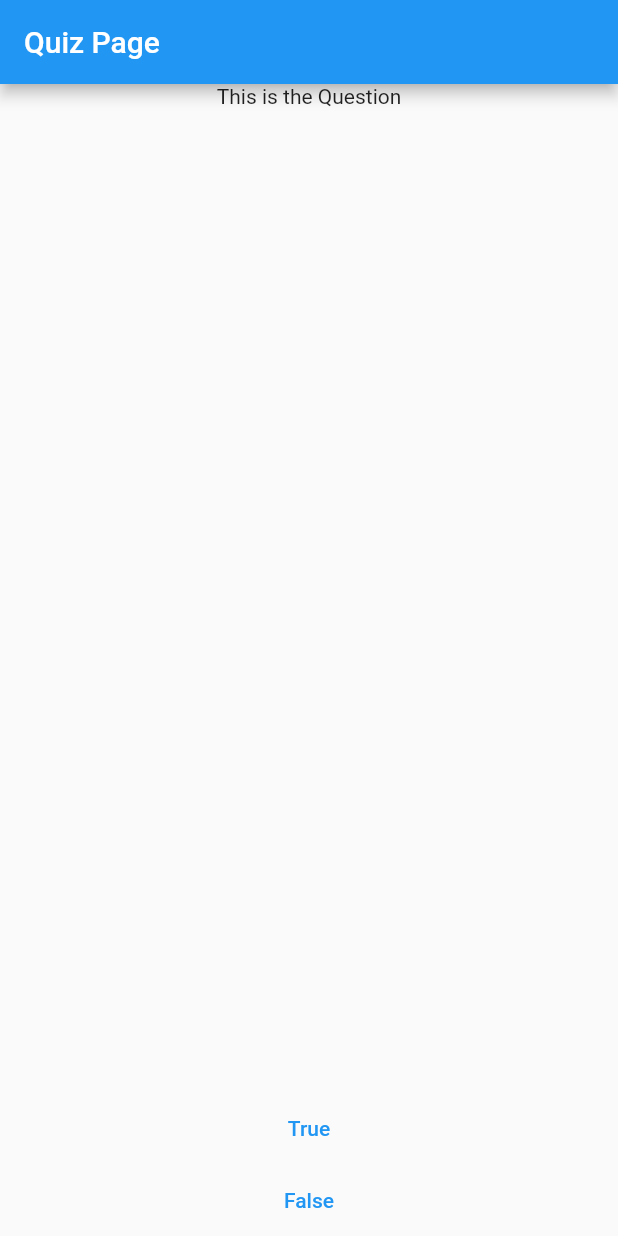
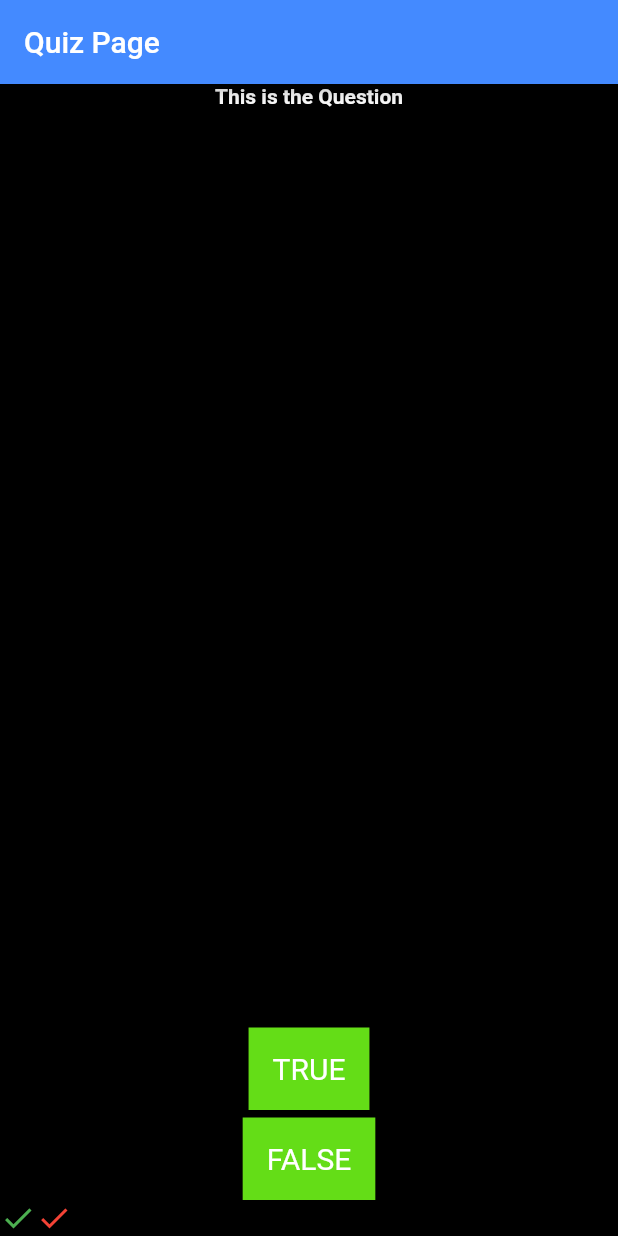
Before and after one commit to Nyandago/quiz_app, a Flutter app: the screen it shows after launch, on a phone screen of 412 x 824 dp. Run offline on Flutter 3.47's test engine with Material 2 defaults, Android fonts, the phone set to English and light mode, and no system bars.

Commit message:
update main.dart

```diff
--- a/lib/main.dart
+++ b/lib/main.dart
@@ -32,20 +32,88 @@ class _MyHomePageState extends State<MyHomePage> {
   @override
   Widget build(BuildContext context) {
     return Scaffold(
-      appBar: AppBar(
-        title: Text(widget.title),
-      ),
+      backgroundColor: Colors.black,
+      appBar:
+          AppBar(title: Text(widget.title), backgroundColor: Colors.blueAccent),
       body: Center(
         child: Column(
           mainAxisAlignment: MainAxisAlignment.center,
           children: <Widget>[
-            const Expanded(child: Text('This is the Question')),
-            Column(
-              children: [
-                TextButton(onPressed: () {}, child: const Text('True')),
-                TextButton(onPressed: () {}, child: const Text('False')),
+            const Expanded(
+                child: Text(
+              'This is the Question',
+              style: TextStyle(
+                color: Colors.white,
+                fontWeight: FontWeight.bold,
+              ),
+            )),
+            Column(children: [
+              Stack(
+                children: <Widget>[
+                  Positioned.fill(
+                    child: Container(
+                      decoration: const BoxDecoration(
+                        gradient: LinearGradient(
+                          colors: <Color>[
+                            Color(0xFF64DD17),
+                            Color(0xFF64DD17),
+                          ],
+                        ),
+                      ),
+                    ),
+                  ),
+                  TextButton(
+                    style: TextButton.styleFrom(
+                      padding: const EdgeInsets.all(16.0),
+                      primary: Colors.white,
+                      textStyle: const TextStyle(fontSize: 20),
+                    ),
+                    onPressed: () {},
+                    child: const Text('TRUE'),
+                  ),
+                ],
+              ),
+              const SizedBox(
+                height: 5,
+              ),
+              Stack(
+                children: <Widget>[
+                  Positioned.fill(
+                    child: Container(
+                      decoration: const BoxDecoration(
+                        gradient: LinearGradient(
+                          colors: <Color>[
+                            Color(0xFF64DD17),
+                            Color(0xFF64DD17),
+                          ],
+                        ),
+                      ),
+                    ),
+                  ),
+                  TextButton(
+                    style: TextButton.styleFrom(
+                      padding: const EdgeInsets.all(16.0),
+                      primary: Colors.white,
+                      textStyle: const TextStyle(fontSize: 20),
+                    ),
+                    onPressed: () {},
+                    child: const Text('FALSE'),
+                  ),
+                ],
+              ),
+            ]),
+            Row(
+              children: const [
+                Icon(
+                  Icons.check,
+                  color: Colors.green,
+                ),
+                Icon(
+                  Icons.check,
+                  color: Colors.red,
+                )
               ],
-            )
+            ),
           ],
         ),
       ),
```
